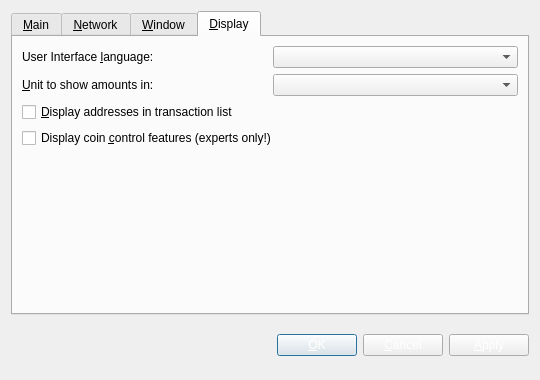
First picture: the form in src/qt/forms/optionsdialog.ui, repository KrvnoZrnce/MACDCoin, before the edit.
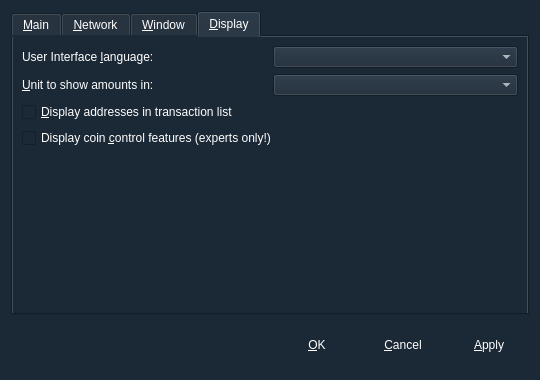
Second picture: the form after the edit. The open tabs and pages were chosen to show the change. Custom widgets are drawn as their Qt base class.

Diff of the .ui file:
```diff
--- a/src/qt/forms/optionsdialog.ui
+++ b/src/qt/forms/optionsdialog.ui
@@ -14,7 +14,10 @@
    <string>Options</string>
   </property>
   <property name="autoFillBackground">
-   <bool>true</bool>
+   <bool>false</bool>
+  </property>
+  <property name="styleSheet">
+   <string notr="true">background-color:rgb(27, 40, 54); color:white;</string>
   </property>
   <property name="locale">
    <locale language="English" country="UnitedStates"/>
@@ -26,7 +29,7 @@
    <item>
     <widget class="QTabWidget" name="tabWidget">
      <property name="autoFillBackground">
-      <bool>true</bool>
+      <bool>false</bool>
      </property>
      <property name="tabPosition">
       <enum>QTabWidget::North</enum>
@@ -434,6 +437,9 @@
        <property name="text">
         <string>&amp;OK</string>
        </property>
+       <property name="flat">
+        <bool>true</bool>
+       </property>
       </widget>
      </item>
      <item>
@@ -447,6 +453,9 @@
        <property name="autoDefault">
         <bool>false</bool>
        </property>
+       <property name="flat">
+        <bool>true</bool>
+       </property>
       </widget>
      </item>
      <item>
@@ -460,6 +469,9 @@
        <property name="autoDefault">
         <bool>false</bool>
        </property>
+       <property name="flat">
+        <bool>true</bool>
+       </property>
       </widget>
      </item>
     </layout>
```
Left out of the diff: 2 changed lines with no effect on the pictures.
